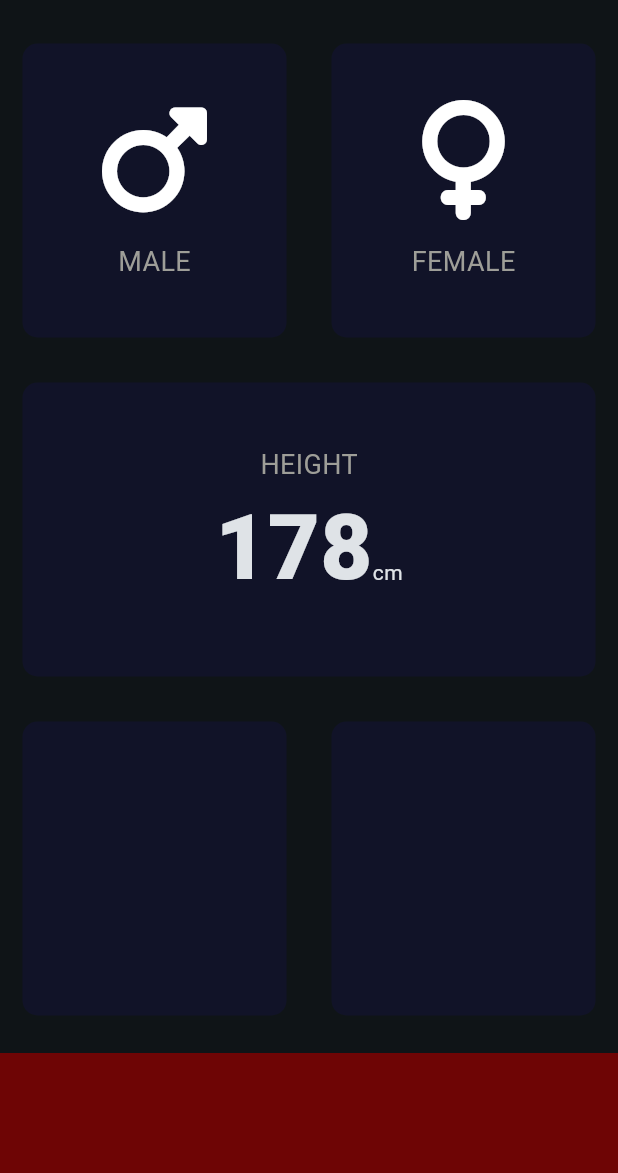
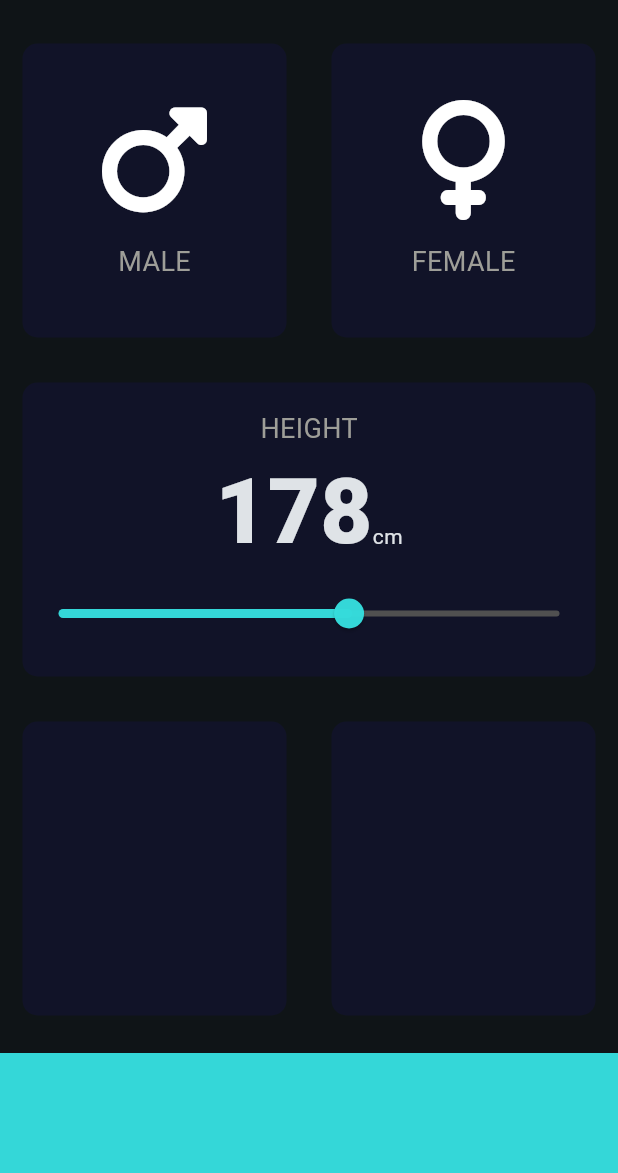
Before and after one commit to erjiale/flutter-practice, a Flutter app: the screen it shows after launch, on a phone screen of 412 x 824 dp, the part 63-1236 px from its top. Run offline on Flutter 3.47's test engine with Material 3 defaults, Android fonts, the phone set to English and light mode, and no system bars; our stand-ins replace assets_audio_player, font_awesome_flutter, rflutter_alert.

Commit message:
[Add]: slider + styling

```diff
--- a/lab_bmi_calculator_flutter/lib/constants.dart
+++ b/lab_bmi_calculator_flutter/lib/constants.dart
@@ -1,9 +1,11 @@
 import 'package:flutter/material.dart';
 
-const kBottomContainerHeight = 80.0;
+const kPrimaryColor = Color.fromARGB(248, 53, 221, 221);
 const kActiveCardColor = Color(0xFF1D1E33);
 const kInactiveCardColor = Color(0xFF111328);
-const kBottomContainerColor = Color(0xFF6E0505);
+const kInactiveSliderColor = Color.fromARGB(255, 80, 80, 80);
+
+const kBottomContainerHeight = 80.0;
 
 const kTextMessageStyle = TextStyle(
   fontSize: 18.0,
--- a/lab_bmi_calculator_flutter/lib/home_page.dart
+++ b/lab_bmi_calculator_flutter/lib/home_page.dart
@@ -18,6 +18,7 @@ class HomePage extends StatefulWidget {
 class _HomePageState extends State<HomePage> {
 
   Gender? selectedGender;
+  int selectedHeight = 178;
 
   @override
   Widget build(BuildContext context) {
@@ -65,22 +66,34 @@ class _HomePageState extends State<HomePage> {
               ],
             ),
           ),
-          const Expanded(
+          Expanded(
             child: ReusableCard(
               color: kInactiveCardColor,
               cardChild: Column(
                 mainAxisAlignment: MainAxisAlignment.center,
                 children: [
-                  Text("HEIGHT", style: kTextMessageStyle),
+                  const Text("HEIGHT", style: kTextMessageStyle),
                   Row(
                     mainAxisAlignment: MainAxisAlignment.center,
                     crossAxisAlignment: CrossAxisAlignment.baseline,
                     textBaseline: TextBaseline.alphabetic,
                     children: [
-                      Text("178", style: kNumberStyle),
-                      Text("cm")
+                      Text('$selectedHeight', style: kNumberStyle),
+                      const Text("cm")
                     ]
-                  )
+                  ),
+                  Slider(
+                    value: selectedHeight.toDouble(),
+                    min: 120,
+                    max: 220,
+                    activeColor: kPrimaryColor,
+                    inactiveColor: kInactiveSliderColor,
+                    onChanged: (double newValue) => {
+                      setState(() =>
+                        selectedHeight = newValue.toInt()
+                      )
+                    },
+                  ),
                 ],
               ),
             ),
@@ -98,7 +111,7 @@ class _HomePageState extends State<HomePage> {
             ),
           ),
           Container(
-            color: kBottomContainerColor,
+            color: kPrimaryColor,
             margin: const EdgeInsets.only(top: 10.0),
             width: double.infinity,
             height: kBottomContainerHeight
```
